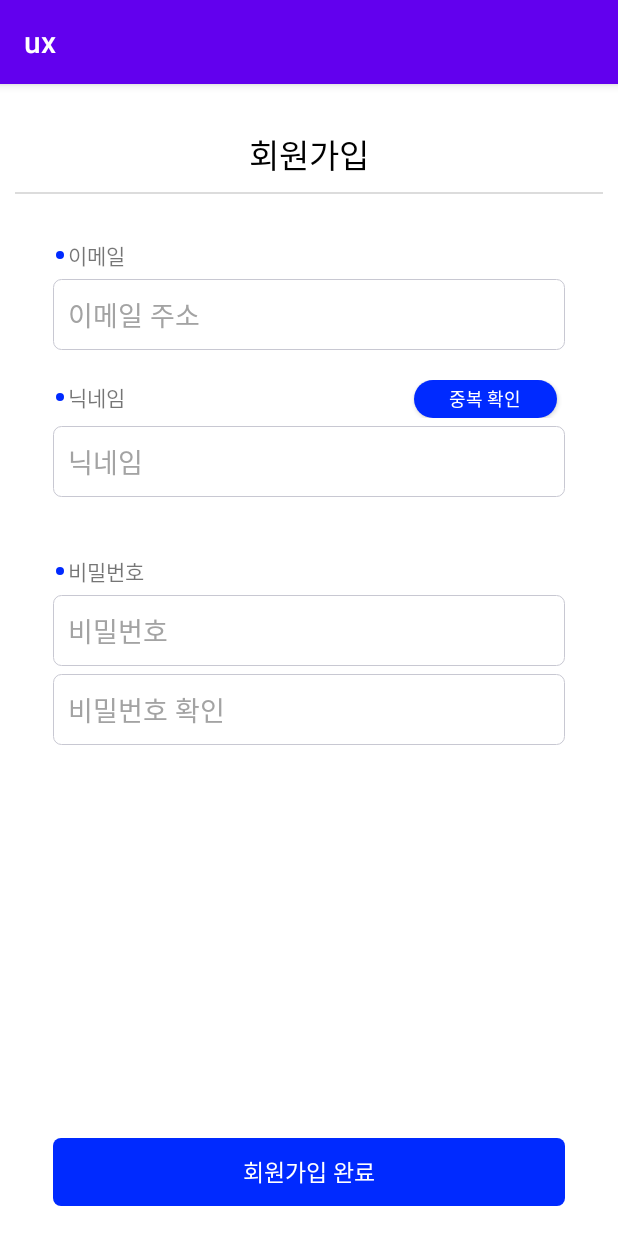
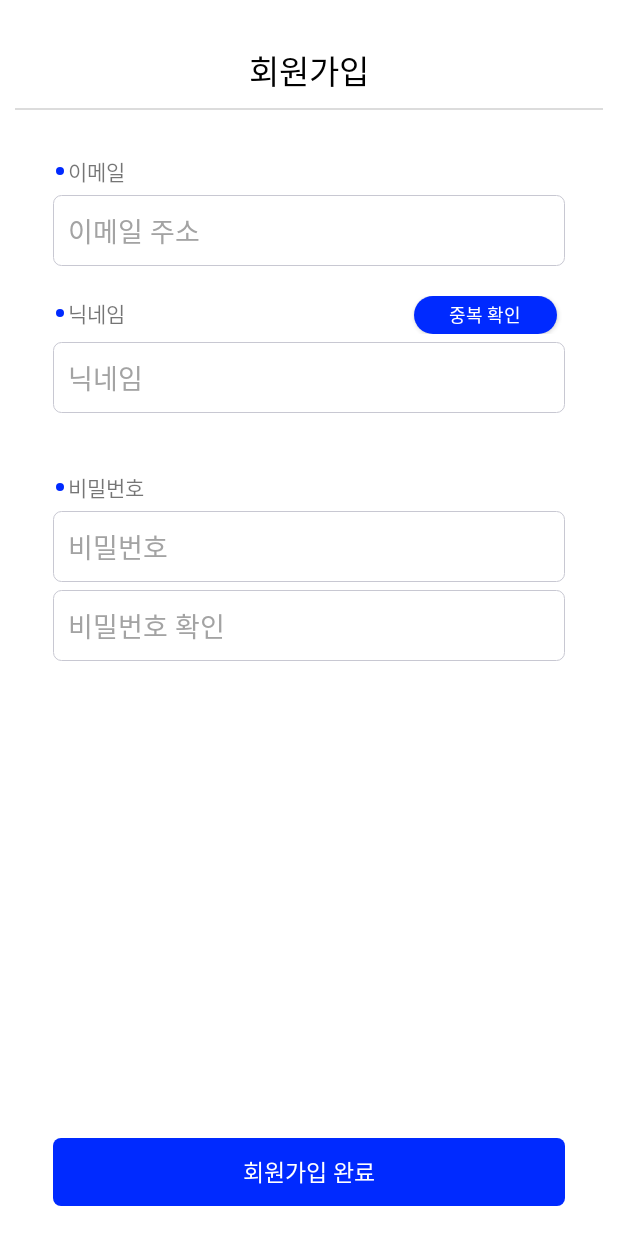
Before and after one commit to minhooooo/ux, an Android app: the screen it shows after launch (SignUpActivity), after a tap on "아직 회원이 아니신가요?", on a phone screen of 412 x 824 dp. Run offline under Robolectric (Android 15) with nearby library versions, the phone set to English and light mode, and no system bars; our stand-ins replace Firebase (no records; nobody signed in at launch, a user with empty details on screens opened directly).

Commit message:
Feat: 기본 세팅2 - 상단 NoActionBar 처리

```diff
--- a/app/src/main/res/values/themes.xml
+++ b/app/src/main/res/values/themes.xml
@@ -1,6 +1,6 @@
 <resources xmlns:tools="http://schemas.android.com/tools">
     <!-- Base application theme. -->
-    <style name="Theme.Ux" parent="Theme.MaterialComponents.DayNight.DarkActionBar">
+    <style name="Theme.Ux" parent="Theme.MaterialComponents.DayNight.NoActionBar">
         <!-- Primary brand color. -->
         <item name="colorPrimary">@color/purple_500</item>
         <item name="colorPrimaryVariant">@color/purple_700</item>
```
